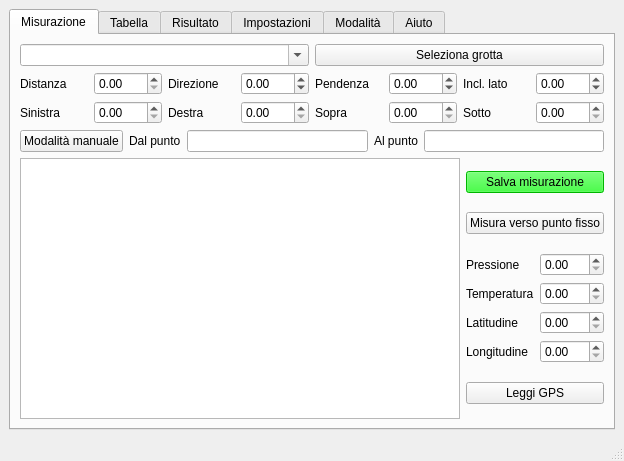
Above: charlotte/charlotte.ui from zorbaproject/Meatloaf before the change. Below: the same form after it.
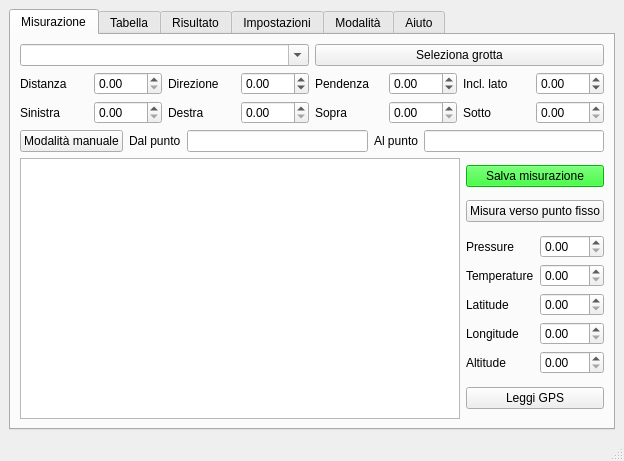
That is the form after the change.

Commit message: Aggiunta altitudine e note

Patch:
```diff
--- a/charlotte/charlotte.ui
+++ b/charlotte/charlotte.ui
@@ -225,17 +225,24 @@
               <item row="2" column="0">
                <widget class="QLabel" name="label_18">
                 <property name="text">
-                 <string>Latitudine</string>
+                 <string>Latitude</string>
                 </property>
                </widget>
               </item>
               <item row="0" column="1">
                <widget class="QDoubleSpinBox" name="pressure"/>
               </item>
+              <item row="3" column="0">
+               <widget class="QLabel" name="label_19">
+                <property name="text">
+                 <string>Longitude</string>
+                </property>
+               </widget>
+              </item>
               <item row="1" column="0">
                <widget class="QLabel" name="label_13">
                 <property name="text">
-                 <string>Temperatura</string>
+                 <string>Temperature</string>
                 </property>
                </widget>
               </item>
@@ -245,14 +252,17 @@
               <item row="0" column="0">
                <widget class="QLabel" name="label_14">
                 <property name="text">
-                 <string>Pressione</string>
+                 <string>Pressure</string>
                 </property>
                </widget>
               </item>
-              <item row="3" column="0">
-               <widget class="QLabel" name="label_19">
+              <item row="4" column="1">
+               <widget class="QDoubleSpinBox" name="altitude"/>
+              </item>
+              <item row="4" column="0">
+               <widget class="QLabel" name="label_20">
                 <property name="text">
-                 <string>Longitudine</string>
+                 <string>Altitude</string>
                 </property>
                </widget>
               </item>
```
Left out of the diff: 12 changed lines with no effect on the pictures. The commit also changes 2 other files.
